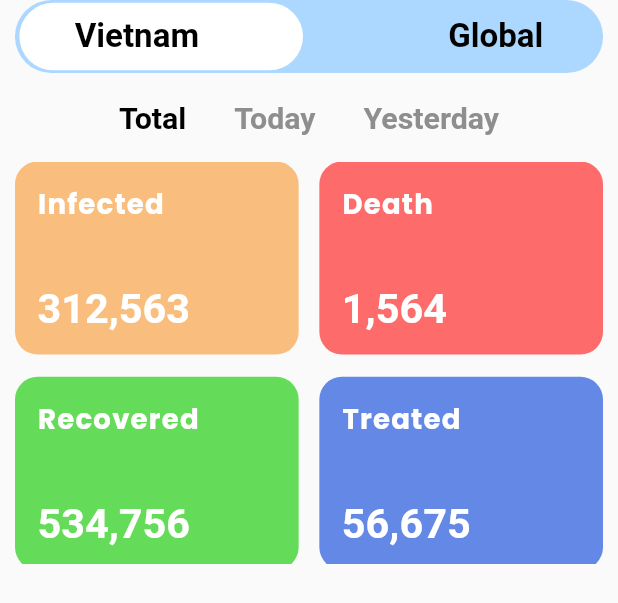
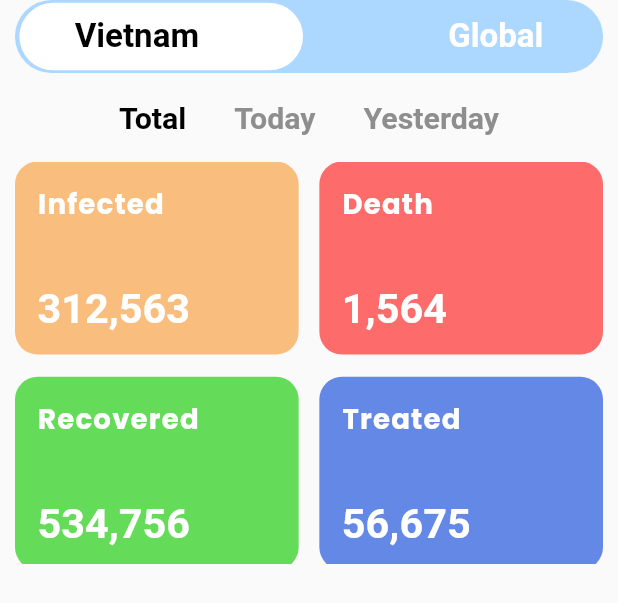
Before and after one commit to Luunguyen2412/cowin_1, a Flutter app: the CustomSwitchTabbar widget shown alone on an empty page, opened directly, on a phone screen of 412 x 824 dp. Shown: the top 603 px of the screen. Run offline on Flutter 3.47's test engine with Material 2 defaults, Android fonts, the phone set to English and light mode, and no system bars; our stand-ins replace animated_splash_screen, carousel_slider, dio, flutter_bloc, flutter_screenutil, flutter_svg and 6 more; missing offline and left inert: dart:ffi, dialogflow_grpc, flutter_modules, sound_stream, spannable_grid; project files that could hold a hidden picture were left out.

Commit message:
luu update
16/12

```diff
--- a/lib/views/home/widget/NumberageCaseCovid.dart
+++ b/lib/views/home/widget/NumberageCaseCovid.dart
@@ -76,7 +76,9 @@ class _CustomSwitchState extends State<CustomSwitchTabbar>
                             style: kTextConfig.copyWith(
                               fontWeight: FontWeight.bold,
                               fontSize: ScreenUtil().setSp(24),
-                              color: cwColor3,
+                              color: tabController.index == 0
+                                  ? cwColor3
+                                  : cwColor2,
                             ),
                           ),
                         ),
@@ -97,7 +99,9 @@ class _CustomSwitchState extends State<CustomSwitchTabbar>
                               style: kTextConfig.copyWith(
                                 fontWeight: FontWeight.bold,
                                 fontSize: ScreenUtil().setSp(24),
-                                color: cwColor3,
+                                color: tabController.index == 1
+                                    ? cwColor3
+                                    : cwColor2,
                               ),
                             ),
                           ),
```
